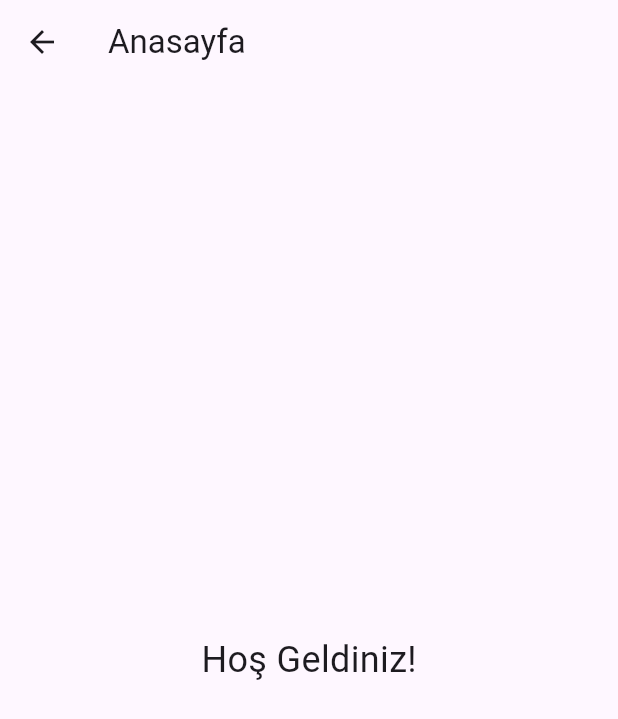
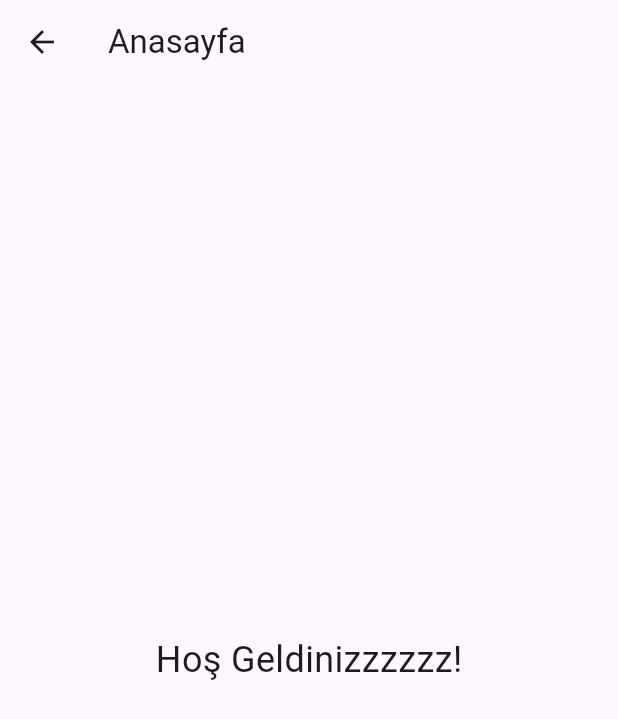
Before and after one commit to esraayigit/globaLords, a Flutter app: the HomePage screen opened directly, on a phone screen of 412 x 824 dp. Shown: the top 719 px of the screen. Run offline on Flutter 3.47's test engine with Material 3 defaults, Android fonts, the light colour scheme and no system bars.

Commit message:
deneme commiti

```diff
--- a/lib/homepage.dart
+++ b/lib/homepage.dart
@@ -6,7 +6,7 @@ class HomePage extends StatelessWidget {
     return Scaffold(
       appBar: AppBar(title: Text("Anasayfa")),
       body: Center(
-        child: Text("Hoş Geldiniz!", style: TextStyle(fontSize: 24)),
+        child: Text("Hoş Geldinizzzzzz!", style: TextStyle(fontSize: 24)),
       ),
     );
   }
```
